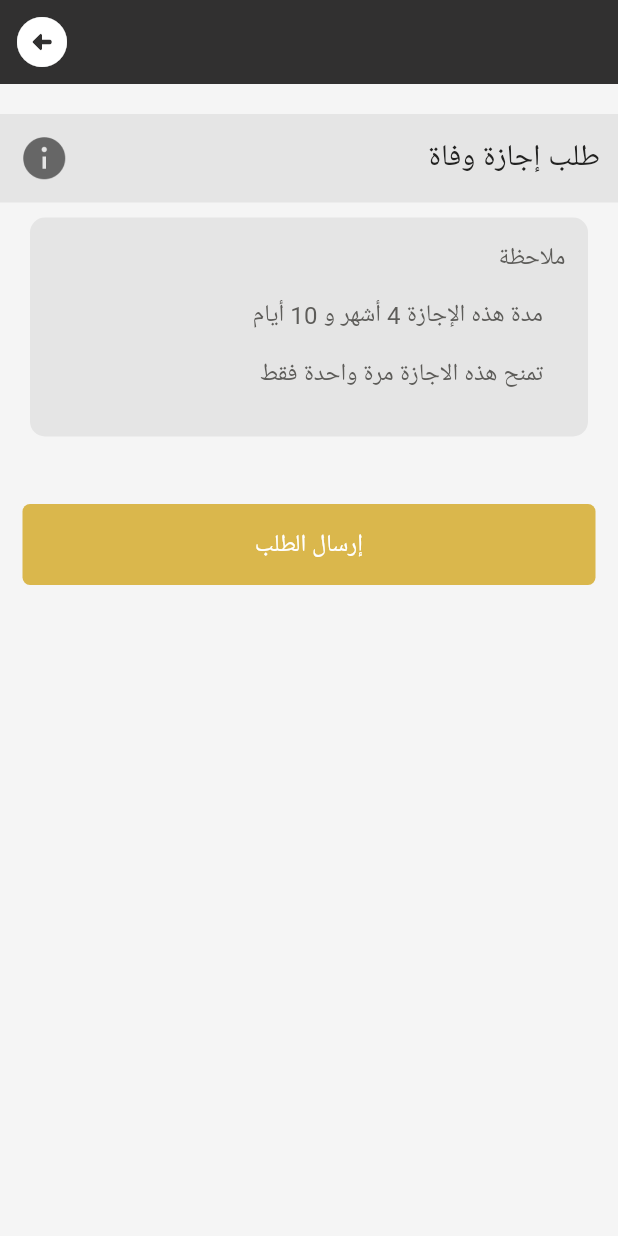
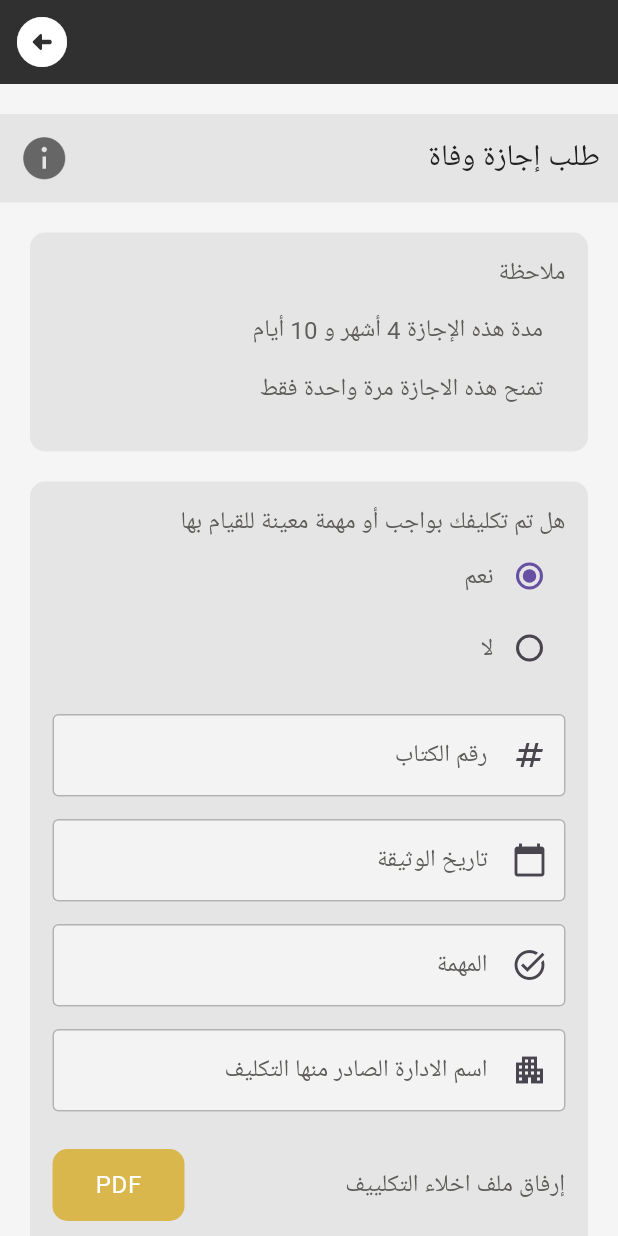
Before and after one commit to Ekram20/qacc_application, a Flutter app: the DeathLeave screen opened by its route, on a phone screen of 412 x 824 dp. Run offline on Flutter 3.47's test engine with Material 3 defaults, Android fonts, the phone set to English and light mode, and no system bars; our stand-ins replace auto_route, file_picker, font_awesome_flutter, gap, smooth_page_indicator; missing offline and left inert: syncfusion_flutter_pdfviewer; Roboto replaces fonts that are missing (Cairo).

Commit message:
إجازة الوفاة

```diff
--- a/lib/views/death_leave.dart
+++ b/lib/views/death_leave.dart
@@ -1,12 +1,15 @@
-//نموذج إجازة وفاة
-import 'package:auto_route/annotations.dart';
-import 'package:auto_route/auto_route.dart';
+import 'dart:io';
+import 'package:file_picker/file_picker.dart';
 import 'package:flutter/material.dart';
 import 'package:gap/gap.dart';
+import 'package:auto_route/auto_route.dart';
 import '../models/app_colors.dart';
+import '../widgets/date_form_field_widget.dart';
 import '../widgets/large_button.dart';
 import '../widgets/note_box.dart';
 import '../widgets/section_header.dart';
+import '../widgets/task_check_form.dart';
+
 @RoutePage()
 class DeathLeave extends StatefulWidget {
   const DeathLeave({super.key});
@@ -16,8 +19,21 @@ class DeathLeave extends StatefulWidget {
 }
 
 class _DeathLeaveState extends State<DeathLeave> {
+  final TextEditingController requestDateController = TextEditingController();
+  final TextEditingController startDateController = TextEditingController();
+  final TextEditingController endDateController = TextEditingController();
+  final TextEditingController resumeDateController = TextEditingController();
+  final TextEditingController taskDateController = TextEditingController();
+  final TextEditingController bookNumberController = TextEditingController();
+  final TextEditingController taskController = TextEditingController();
+  final TextEditingController departmentController = TextEditingController();
+
   final _formKey = GlobalKey<FormState>();
+  String? _selectedOption = "نعم";
+  bool isSubmitted = false;
+  File? _file;
 
+  /// دالة فتح منتقي الملفات
   @override
   Widget build(BuildContext context) {
     return Scaffold(
@@ -40,80 +56,78 @@ class _DeathLeaveState extends State<DeathLeave> {
             key: _formKey,
             child: Column(
               children: [
-                Gap(20),
+                const Gap(20),
                 SectionHeader(
                   title: 'طلب إجازة وفاة',
                   image: 'assets/images/Info.png',
                   onImageTap: () {},
                 ),
-                const Gap(10),
+                const Gap(20),
                 NoteBox(
-                  firstNote: "مدة هذه الإجازة 4 أشهر و 10 أيام  ",
+                  firstNote: "مدة هذه الإجازة 4 أشهر و 10 أيام",
                   secondNotes: "تمنح هذه الاجازة مرة واحدة فقط",
                 ),
-                Gap(10),
-                // TaskCheckForm(
-                //   pdfTitle: 'إرفاق صورة من كتاب او قرار التكليف',
-                //   selectedOption: _selectedOption,
-                //   onOptionChanged: (value) {
-                //     setState(() {
-                //       _selectedOption = value;
-                //       isSubmitted = false;
-                //       _file = null;
-                //     });
-                //   },
-                //   labelDateText: 'تاريخ التكليف ',
-                //   controller: taskDateController,
-                //   file: _file,
-                //   openFilePicker: _openFilePicker,
-                //   dateValidator: (value) =>
-                //   value!.isEmpty ? 'يرجى إدخال تاريخ التكليف' : null,
-                //   pdfValidator: (value) => _file == null && isSubmitted
-                //       ? 'يرجى إرفاق ملف PDF'
-                //       : null,
-                //   onFilePicked: (file) {
-                //     setState(() {
-                //       _file = file;
-                //     });
-                //   },
-                //   onDateSelected: (date) {
-                //     setState(() {
-                //       taskDateController.text =
-                //       "${date.year}-${date.month}-${date.day}";
-                //     });
-                //   },
-                //   bookNumberController: bookNumberController,
-                //   bookNumberValidator: (value) =>
-                //   value!.isEmpty ? 'يرجى إدخال رقم الكتاب' : null,
-                //   taskController: taskController,
-                //   taskValidator: (value) =>
-                //   value!.isEmpty ? 'يرجى إدخال المهمة' : null,
-                //   departmentController: departmentController,
-                //   departmentValidator: (value) =>
-                //   value!.isEmpty ? 'يرجى إدخال اسم الإدارة' : null,
-                // ),
+                TaskCheckForm(
+                  pdfTitle: 'إرفاق ملف اخلاء التكلييف',
+                  selectedOption: _selectedOption,
+                  onOptionChanged: (value) {
+                    setState(() {
+                      _selectedOption = value;
+                      isSubmitted = false;
+                      _file = null;
+                    });
+                  },
+                  labelDateText: 'تاريخ الوثيقة',
+                  controller: taskDateController,
+                  file: _file,
+                  openFilePicker: _openFilePicker,
+                  onFilePicked: (file) {
+                    setState(() {
+                      _file = file;
+                    });
+                  },
+                  onDateSelected: (date) {
+                    setState(() {
+                      taskDateController.text =
+                      "${date.year}-${date.month}-${date.day}";
+                    });
+                  },
+                  bookNumberController: bookNumberController,
+                  bookNumberValidator: (value) =>
+                  value!.isEmpty ? 'يرجى إدخال رقم الوثيقة' : null,
+                  taskController: taskController,
+                  taskValidator: (value) =>
+                  value!.isEmpty ? 'يرجى إدخال المهمة' : null,
+                  departmentController: departmentController,
+                  departmentValidator: (value) =>
+                  value!.isEmpty ? 'يرجى إدخال اسم الإدارة' : null,
+                  pdfValidator: (value) => _file == null && isSubmitted
+                      ? 'يرجى إرفاق ملف PDF'
+                      : null,
+                  dateValidator: (value) =>
+                  value!.isEmpty ? 'يرجى إدخال تاريخ الوثيقة' : null,
+                ),
                 Container(
-                  padding: EdgeInsets.all(15.0),
+                  padding: const EdgeInsets.all(15.0),
                   child: Column(
                     children: [
-                      // DateFormFieldWidget(
-                      //   days: 14,
-                      //   requestDateController: requestDateController,
-                      //   startDateController: startDateController,
-                      //   endDateController: endDateController,
-                      //   resumeDateController: resumeDateController,
-                      // ),
+                      DateFormFieldWidget(
+                        days: 130,
+                        requestDateController: requestDateController,
+                        startDateController: startDateController,
+                        endDateController: endDateController,
+                        resumeDateController: resumeDateController,
+                      ),
                       const Gap(20),
                       LargeButton(
                         buttonText: 'إرسال الطلب',
-                        //onPressed: _submitForm,
+                        onPressed: _submitForm,
                         color: AppColors.primaryColor,
                       ),
-                      Gap(20)
+                      const Gap(20),
                     ],
                   ),
                 ),
-
               ],
             ),
           ),
@@ -121,4 +135,68 @@ class _DeathLeaveState extends State<DeathLeave> {
       ),
     );
   }
+
+  Future<void> _openFilePicker() async {
+    final result = await FilePicker.platform.pickFiles(
+      type: FileType.custom,
+      allowedExtensions: ['pdf'],
+    );
+    if (result != null && result.files.single.path != null) {
+      setState(() {
+        _file = File(result.files.single.path!);
+      });
+    }
+  }
+
+  /// دالة إرسال الطلب
+  void _submitForm() {
+    setState(() {
+      isSubmitted = true;
+    });
+
+    if (_formKey.currentState!.validate() &&
+        (_selectedOption != "نعم" || _file != null)) {
+      final requestData = {
+        'requestDate': requestDateController.text,
+        'startDate': startDateController.text,
+        'endDate': endDateController.text,
+        'resumeDate': resumeDateController.text,
+        'taskDate': taskDateController.text,
+        'bookNumber': bookNumberController.text,
+        'task': taskController.text,
+        'department': departmentController.text,
+        'fileAttached': _file != null,
+      };
+
+      ScaffoldMessenger.of(context).showSnackBar(
+        SnackBar(
+          content: const Text("تم إرسال البيانات بنجاح."),
+          backgroundColor: Colors.green,
+        ),
+      );
+
+      // إعادة تعيين الحقول
+      setState(() {
+        requestDateController.clear();
+        startDateController.clear();
+        endDateController.clear();
+        resumeDateController.clear();
+        taskDateController.clear();
+        bookNumberController.clear();
+        taskController.clear();
+        departmentController.clear();
+        _file = null;
+        _selectedOption = "نعم";
+        isSubmitted = false;
+      });
+    } else {
+      ScaffoldMessenger.of(context).showSnackBar(
+        const SnackBar(
+          content: Text("يرجى التأكد من تعبئة جميع الحقول المطلوبة."),
+          backgroundColor: Colors.red,
+        ),
+      );
+    }
+  }
+
 }
```
